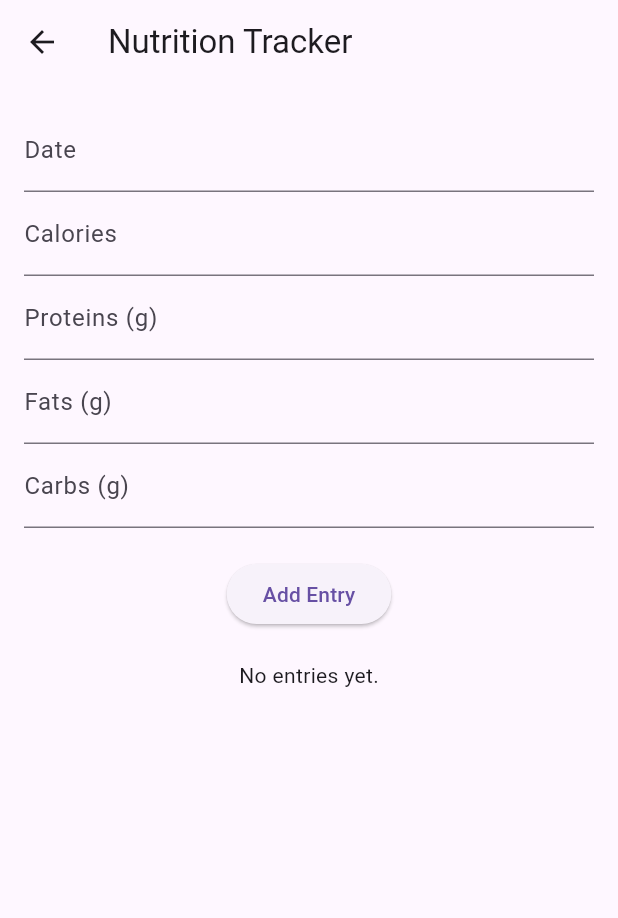
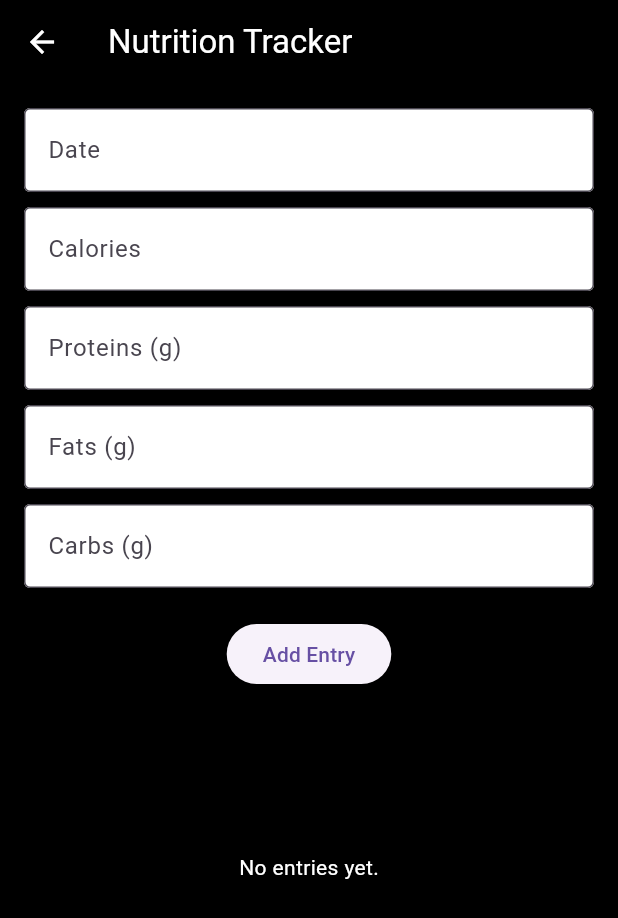
Before and after one commit to ThisaraAriyawansha/FlavorFinder, a Flutter app: the NutritionTracker screen opened directly, on a phone screen of 412 x 824 dp. Shown: the top 918 px of the screen. Run offline on Flutter 3.47's test engine with Material 3 defaults, Android fonts, the phone set to English and light mode, and no system bars; our stand-ins replace device_preview, syncfusion_flutter_charts.

Commit message:
Add NutritionTracker UI

```diff
--- a/flavorfinder/lib/FavoritesScreen.dart
+++ b/flavorfinder/lib/FavoritesScreen.dart
@@ -70,7 +70,7 @@ class FavoritesScreen extends StatelessWidget {
             child: GridView.count(
               crossAxisCount: 2,
               children: [
-                _buildGridItem(Icons.person, 'User Profile', () {
+                _buildGridItem(Icons.food_bank, 'Nutrition Tracker', () {
                   Navigator.push(
                     context,
                     MaterialPageRoute(builder: (context) => NutritionTracker()),
--- a/flavorfinder/lib/nutrition_tracker.dart
+++ b/flavorfinder/lib/nutrition_tracker.dart
@@ -1,4 +1,3 @@
-// nutrition_tracker.dart
 import 'package:flutter/material.dart';
 import 'package:syncfusion_flutter_charts/charts.dart';
 
@@ -51,23 +50,53 @@ class _NutritionTrackerState extends State<NutritionTracker> {
         .toList();
   }
 
+  Future<void> _selectDate(BuildContext context) async {
+    final DateTime? picked = await showDatePicker(
+      context: context,
+      initialDate: DateTime.now(),
+      firstDate: DateTime(2015, 8),
+      lastDate: DateTime(2101),
+    );
+    if (picked != null) {
+      _dateController.text =
+          picked.toString(); // Update the text field with the selected date
+    }
+  }
+
   @override
   Widget build(BuildContext context) {
     return Scaffold(
       appBar: AppBar(
-        title: Text('Nutrition Tracker'),
+        backgroundColor: Colors.black,
+        title: Text(
+          'Nutrition Tracker',
+          style: TextStyle(color: Colors.white),
         ),
-      body: Padding(
-        padding: const EdgeInsets.all(16.0),
+        iconTheme: IconThemeData(color: Colors.white),
+      ),
+      body: Container(
+        color: Colors.black,
+        padding: EdgeInsets.all(16.0),
         child: Column(
+          crossAxisAlignment: CrossAxisAlignment.stretch,
           children: [
             Form(
               key: _formKey,
               child: Column(
                 children: [
-                  TextFormField(
+                  GestureDetector(
+                    onTap: () {
+                      _selectDate(context); // Call function to show date picker
+                    },
+                    child: AbsorbPointer(
+                      child: TextFormField(
                         controller: _dateController,
-                    decoration: InputDecoration(labelText: 'Date'),
+                        decoration: InputDecoration(
+                          labelText: 'Date',
+                          fillColor: Colors.white,
+                          filled: true,
+                          border: OutlineInputBorder(),
+                        ),
                         validator: (value) {
                           if (value == null || value.isEmpty) {
                             return 'Please enter a date';
@@ -75,9 +104,17 @@ class _NutritionTrackerState extends State<NutritionTracker> {
                           return null;
                         },
                       ),
+                    ),
+                  ),
+                  SizedBox(height: 10),
                   TextFormField(
                     controller: _caloriesController,
-                    decoration: InputDecoration(labelText: 'Calories'),
+                    decoration: InputDecoration(
+                      labelText: 'Calories',
+                      fillColor: Colors.white,
+                      filled: true,
+                      border: OutlineInputBorder(),
+                    ),
                     keyboardType: TextInputType.number,
                     validator: (value) {
                       if (value == null || value.isEmpty) {
@@ -86,9 +123,15 @@ class _NutritionTrackerState extends State<NutritionTracker> {
                       return null;
                     },
                   ),
+                  SizedBox(height: 10),
                   TextFormField(
                     controller: _proteinsController,
-                    decoration: InputDecoration(labelText: 'Proteins (g)'),
+                    decoration: InputDecoration(
+                      labelText: 'Proteins (g)',
+                      fillColor: Colors.white,
+                      filled: true,
+                      border: OutlineInputBorder(),
+                    ),
                     keyboardType: TextInputType.number,
                     validator: (value) {
                       if (value == null || value.isEmpty) {
@@ -97,9 +140,15 @@ class _NutritionTrackerState extends State<NutritionTracker> {
                       return null;
                     },
                   ),
+                  SizedBox(height: 10),
                   TextFormField(
                     controller: _fatsController,
-                    decoration: InputDecoration(labelText: 'Fats (g)'),
+                    decoration: InputDecoration(
+                      labelText: 'Fats (g)',
+                      fillColor: Colors.white,
+                      filled: true,
+                      border: OutlineInputBorder(),
+                    ),
                     keyboardType: TextInputType.number,
                     validator: (value) {
                       if (value == null || value.isEmpty) {
@@ -108,9 +157,15 @@ class _NutritionTrackerState extends State<NutritionTracker> {
                       return null;
                     },
                   ),
+                  SizedBox(height: 10),
                   TextFormField(
                     controller: _carbsController,
-                    decoration: InputDecoration(labelText: 'Carbs (g)'),
+                    decoration: InputDecoration(
+                      labelText: 'Carbs (g)',
+                      fillColor: Colors.white,
+                      filled: true,
+                      border: OutlineInputBorder(),
+                    ),
                     keyboardType: TextInputType.number,
                     validator: (value) {
                       if (value == null || value.isEmpty) {
@@ -128,12 +183,19 @@ class _NutritionTrackerState extends State<NutritionTracker> {
               ),
             ),
             SizedBox(height: 20),
-            _entries.isNotEmpty
-                ? Expanded(
-                    child: SfCartesianChart(
+            Expanded(
+              flex: 3,
+              child: _entries.isNotEmpty
+                  ? SfCartesianChart(
                       primaryXAxis: CategoryAxis(),
-                      title: ChartTitle(text: 'Nutritional Intake'),
-                      legend: Legend(isVisible: true),
+                      title: ChartTitle(
+                        text: 'Nutritional Intake',
+                        textStyle: TextStyle(color: Colors.white),
+                      ),
+                      legend: Legend(
+                        isVisible: true,
+                        textStyle: TextStyle(color: Colors.white),
+                      ),
                       tooltipBehavior: TooltipBehavior(enable: true),
                       series: <LineSeries<ChartData, String>>[
                         LineSeries<ChartData, String>(
@@ -161,18 +223,29 @@ class _NutritionTrackerState extends State<NutritionTracker> {
                           name: 'Carbs',
                         ),
                       ],
+                    )
+                  : Center(
+                      child: Text(
+                        'No entries yet.',
+                        style: TextStyle(color: Colors.white),
                       ),
-                  )
-                : Text('No entries yet.'),
+                    ),
+            ),
             Expanded(
+              flex: 2,
               child: ListView.builder(
                 itemCount: _entries.length,
                 itemBuilder: (context, index) {
                   final entry = _entries[index];
                   return ListTile(
-                    title: Text('${entry['date']}'),
+                    title: Text(
+                      '${entry['date']}',
+                      style: TextStyle(color: Colors.white),
+                    ),
                     subtitle: Text(
-                        'Calories: ${entry['calories']}, Proteins: ${entry['proteins']}g, Fats: ${entry['fats']}g, Carbs: ${entry['carbs']}g'),
+                      'Calories: ${entry['calories']}, Proteins: ${entry['proteins']}g, Fats: ${entry['fats']}g, Carbs: ${entry['carbs']}g',
+                      style: TextStyle(color: Colors.white),
+                    ),
                   );
                 },
               ),
```
Also changed, not shown: flavorfinder/pubspec.yaml (+11 -11 lines), flavorfinder/pubspec.lock. Lines whose indentation alone changed are shown as unchanged.
